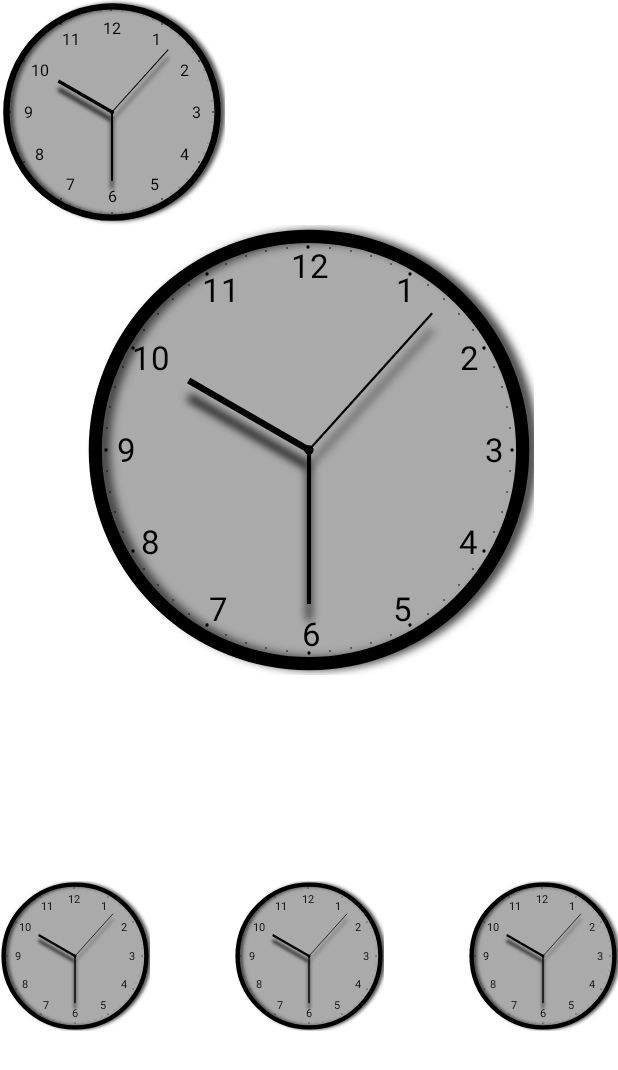
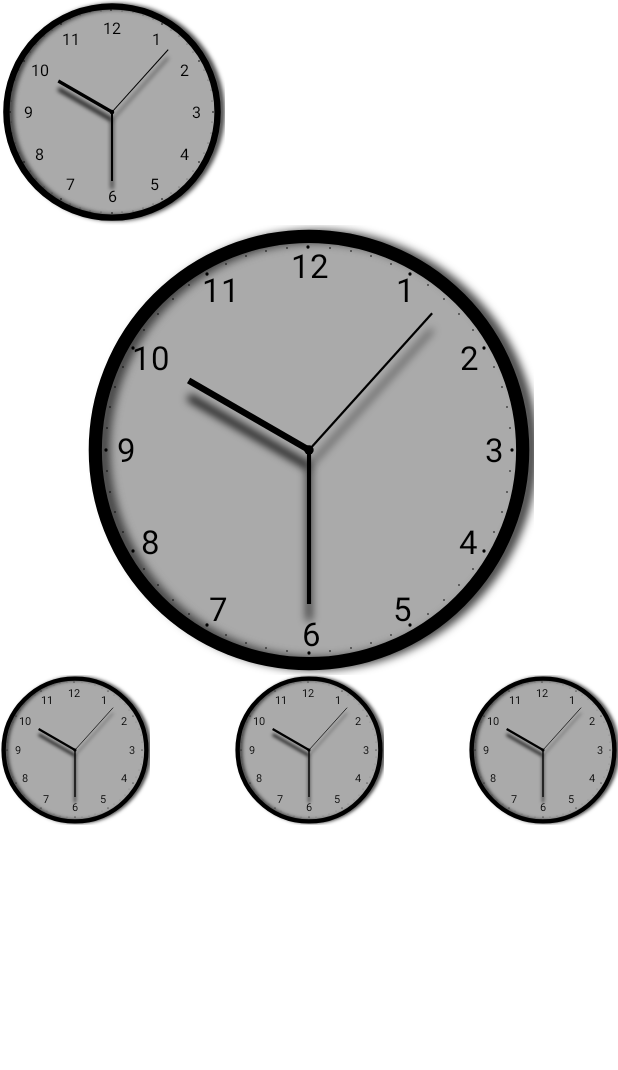
Before and after one commit to AlyonaRulezzz/VK_19_03, an Android app: the screen it shows after launch (MainActivity), on a phone screen of 412 x 824 dp. Shown: the top 1070 px of the screen. Run offline under Robolectric (Android 15) with nearby library versions, the phone set to English and light mode, and no system bars.

Commit message:
added scrollview

```diff
--- a/app/src/main/res/layout/activity_main.xml
+++ b/app/src/main/res/layout/activity_main.xml
@@ -1,9 +1,15 @@
 <?xml version="1.0" encoding="utf-8"?>
-<androidx.constraintlayout.widget.ConstraintLayout xmlns:android="http://schemas.android.com/apk/res/android"
+<ScrollView xmlns:android="http://schemas.android.com/apk/res/android"
     xmlns:app="http://schemas.android.com/apk/res-auto"
     xmlns:tools="http://schemas.android.com/tools"
     android:layout_width="match_parent"
     android:layout_height="match_parent"
+    tools:context=".MainActivity"
+    android:background="#FFFFFF">
+
+    <androidx.constraintlayout.widget.ConstraintLayout
+        android:layout_width="match_parent"
+        android:layout_height="wrap_content"
         tools:context=".MainActivity"
         android:background="#FFFFFF">
 
@@ -48,3 +54,4 @@
             app:layout_constraintTop_toBottomOf="@+id/clock2" />
 
     </androidx.constraintlayout.widget.ConstraintLayout>
+</ScrollView>
```
Lines whose indentation alone changed are shown as unchanged.
